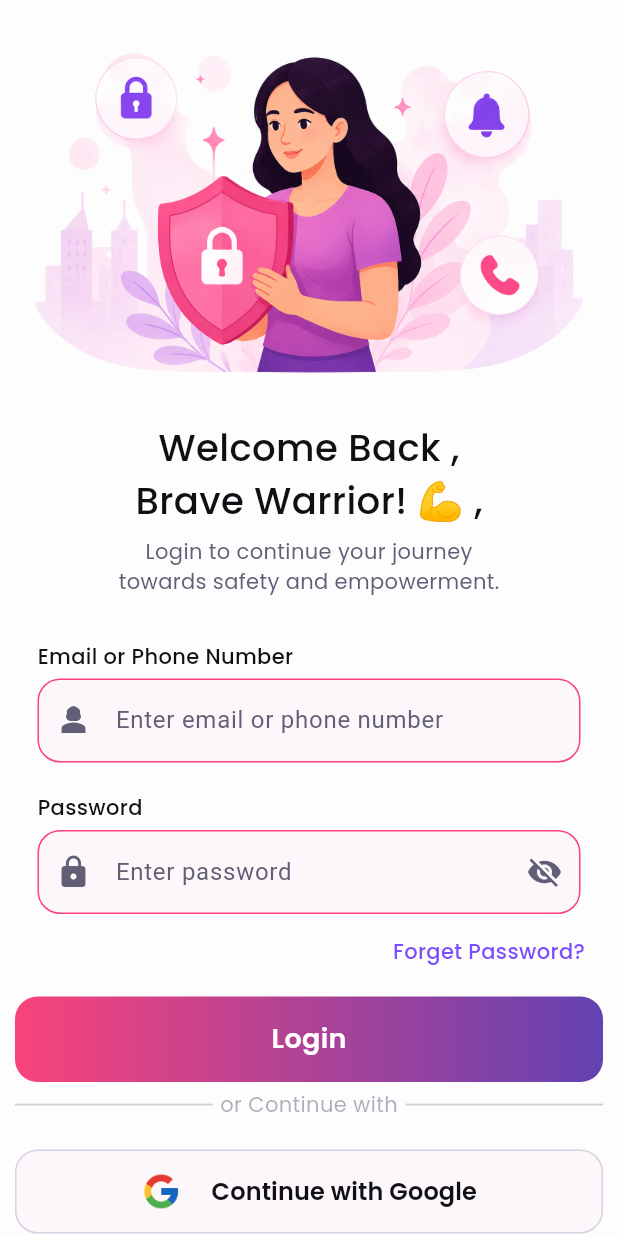
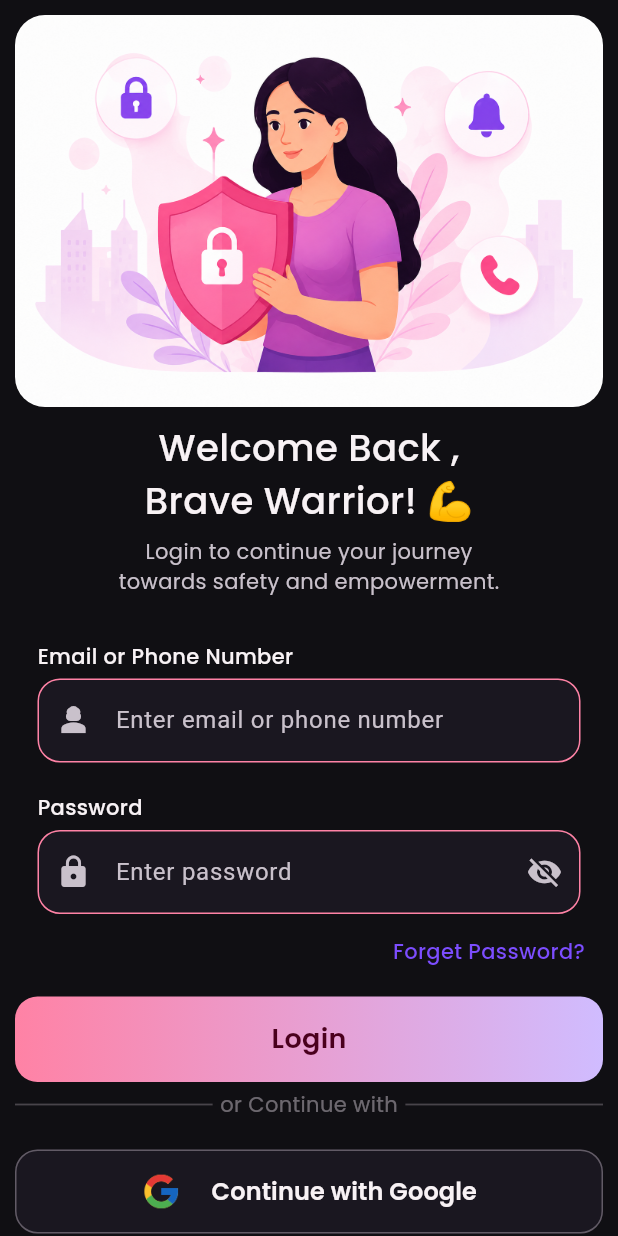
Before and after one commit to SUDIPSHIT777/safe_her, a Flutter app: the screen it shows after launch, on a phone screen of 412 x 824 dp. Run offline on Flutter 3.47's test engine with Material 3 defaults, Android fonts, the light colour scheme and no system bars; drawn by our look-alikes of auto_size_text; our stand-ins replace firebase_core, flutter_dotenv, google_fonts; accounts and stored records are empty.

Commit message:
final login

```diff
--- a/lib/features/auth/login/ui/loginpage.dart
+++ b/lib/features/auth/login/ui/loginpage.dart
@@ -1,7 +1,7 @@
 import 'package:auto_size_text/auto_size_text.dart';
 import 'package:flutter/material.dart';
 import 'package:google_fonts/google_fonts.dart';
-import 'package:safe_her/features/auth/login/widget/coustombutton.dart';
+import 'package:safe_her/shared_widget/coustombutton.dart';
 import 'package:safe_her/features/auth/login/widget/textformfield.dart';
 
 class Loginpage extends StatelessWidget {
@@ -24,10 +24,15 @@ class Loginpage extends StatelessWidget {
               crossAxisAlignment: CrossAxisAlignment.start,
 
               children: [
-                Container(
-                  color: Colors.amber,
-                  width: double.infinity,
-                  child: Image.asset('assets/loginimg.png', fit: BoxFit.cover),
+                ClipRRect(
+                  borderRadius: BorderRadius.circular(20),
+                  child: SizedBox(
+                    width: double.infinity,
+                    child: Image.asset(
+                      'assets/loginimg.png',
+                      fit: BoxFit.contain,
+                    ),
+                  ),
                 ),
                 SizedBox(height: 10),
                 Center(
@@ -42,7 +47,7 @@ class Loginpage extends StatelessWidget {
                 ),
                 Center(
                   child: AutoSizeText(
-                    "Brave Warrior! 💪 ,",
+                    "Brave Warrior! 💪",
                     style: GoogleFonts.poppins(
                       fontSize: screenwidth * 0.06,
                       fontWeight: FontWeight.w500,
--- a/lib/main.dart
+++ b/lib/main.dart
@@ -23,7 +23,7 @@ class MyApp extends StatelessWidget {
       home: Loginpage(),
       theme: AppTheme.lightTheme,
       darkTheme: AppTheme.darkTheme,
-      themeMode: ThemeMode.light,
+      themeMode: ThemeMode.dark,
     );
   }
 }
```
Also changed, not shown: lib/shared_widget/coustombutton.dart (renamed from lib/features/auth/login/widget/coustombutton.dart).
